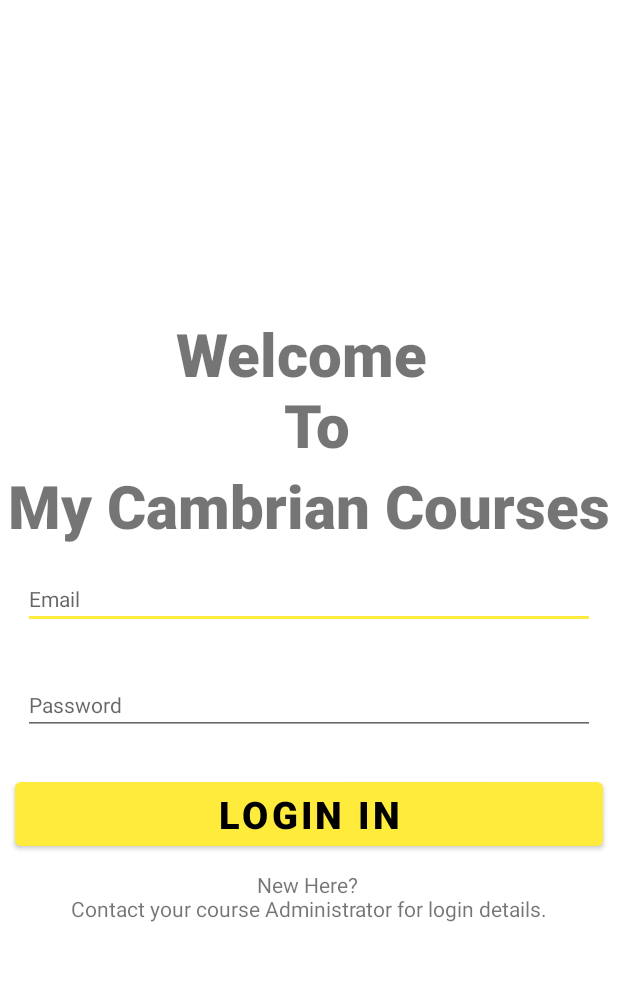
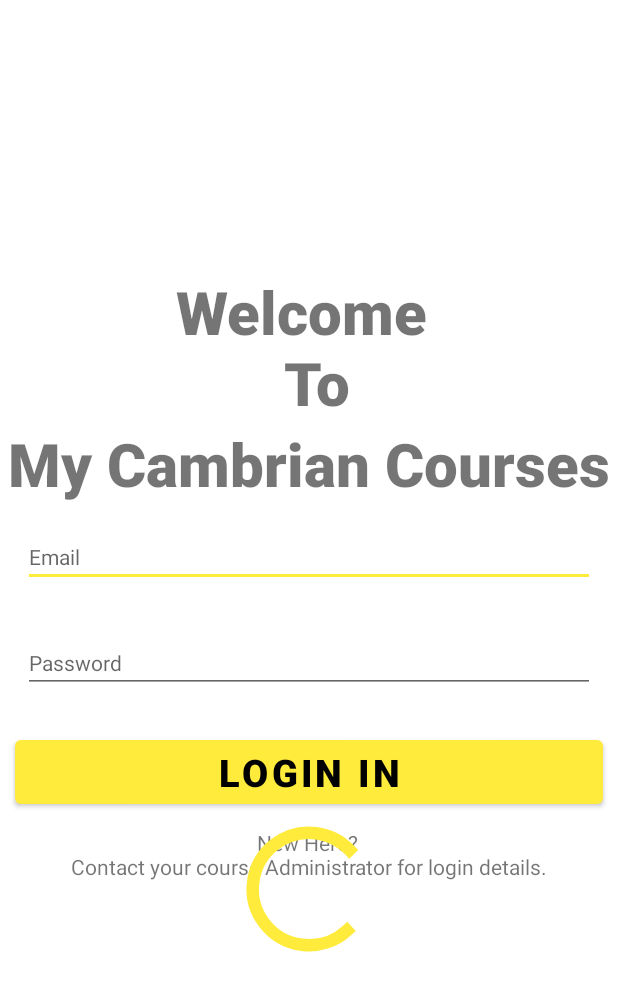
Before and after one commit to A00235504/MyCambrianCourses, an Android app: the layout activity_login.xml on its own in the app's theme, with its tools: preview values and no code run, on a phone screen of 412 x 824 dp. Shown: the top 991 px of the screen. Run offline under Robolectric (Android 15) with nearby library versions, the phone set to English and light mode, and no system bars.

Commit message:
Added progress bar in login page

```diff
--- a/app/src/main/java/com/aakash/mycambriancourses/CoursesListActivity.java
+++ b/app/src/main/java/com/aakash/mycambriancourses/CoursesListActivity.java
@@ -4,7 +4,7 @@ import androidx.appcompat.app.AppCompatActivity;
 import androidx.recyclerview.widget.LinearLayoutManager;
 import androidx.recyclerview.widget.RecyclerView;
 
-import com.aakash.mycambriancourses.adapters.RecyclerViewAdapter;
+import com.aakash.mycambriancourses.adapters.AllCoursesViewListAdapter;
 import com.aakash.mycambriancourses.model.AllCourses;
 import com.firebase.ui.database.FirebaseRecyclerOptions;
 import com.google.firebase.database.DatabaseReference;
@@ -15,7 +15,7 @@ import android.widget.TextView;
 
 public class CoursesListActivity extends AppCompatActivity {
     private RecyclerView recyclerView;
-    RecyclerViewAdapter adapter; // Create Object of the Adapter class
+    AllCoursesViewListAdapter adapter; // Create Object of the Adapter class
     DatabaseReference mbase; // Create object of the Firebase Realtime Database
     TextView toolBarTitle;
 
@@ -42,7 +42,7 @@ public class CoursesListActivity extends AppCompatActivity {
                 .build();
         // Connecting object of required Adapter class to
         // the Adapter class itself
-        adapter = new RecyclerViewAdapter(options);
+        adapter = new AllCoursesViewListAdapter(options);
         // Connecting Adapter class with the Recycler view*/
         recyclerView.setAdapter(adapter);
     }
--- a/app/src/main/res/layout/activity_login.xml
+++ b/app/src/main/res/layout/activity_login.xml
@@ -1,8 +1,12 @@
 <?xml version="1.0" encoding="utf-8"?>
-<LinearLayout xmlns:android="http://schemas.android.com/apk/res/android"
+<RelativeLayout xmlns:android="http://schemas.android.com/apk/res/android"
     android:layout_width="match_parent"
     android:layout_height="match_parent"
-    android:gravity="center"
+    android:layout_gravity="center"
+    android:gravity="center">
+<LinearLayout
+    android:layout_width="match_parent"
+    android:layout_height="wrap_content"
     android:orientation="vertical">
 
     <TextView
@@ -49,3 +53,10 @@
         android:text="New Here? \nContact your course Administrator for login details." />
 
 </LinearLayout>
+
+    <ProgressBar
+        android:id="@+id/loginProgressBar"
+        android:layout_width="match_parent"
+        android:layout_centerVertical="true"
+        android:layout_height="100dp" />
+</RelativeLayout>
```
Also changed, not shown: app/src/main/java/com/aakash/mycambriancourses/LoginActivity.java (+8 -1 lines), app/src/main/java/com/aakash/mycambriancourses/adapters/AllCoursesViewListAdapter.java (renamed from app/src/main/java/com/aakash/mycambriancourses/adapters/RecyclerViewAdapter.java, +6 -26 lines).
